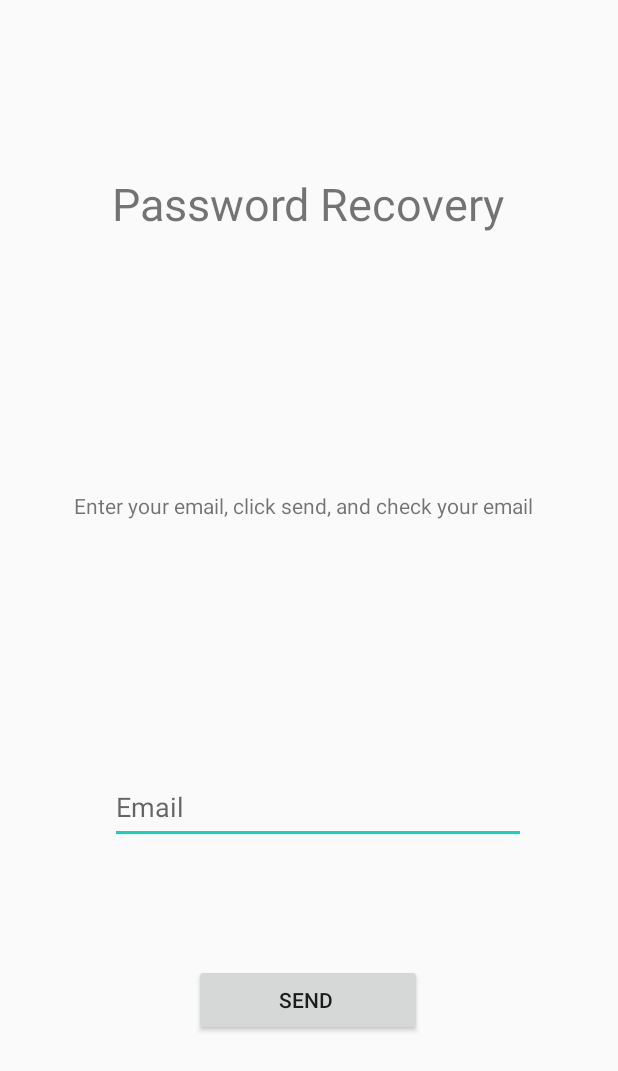
After one commit to YersiniaP/Pomodoro-Timer-ThirtyOne, an Android app: the PasswordRecovery screen opened directly, with no data from a screen before it, on a phone screen of 412 x 824 dp. The commit adds this screen. Shown: the top 1071 px of the screen. Run offline under Robolectric (Android 15) with nearby library versions, the phone set to English and light mode, and no system bars; our stand-ins replace Firebase (no records; nobody signed in at launch, a user with empty details on screens opened directly), Room's generated code.

Commit message:
user is able to type in a valid email and reset their password

```diff
--- a/app/build.gradle
+++ b/app/build.gradle
@@ -1,4 +1,5 @@
 apply plugin: 'com.android.application'
+apply plugin: 'com.google.gms.google-services'
 
 android {
     compileSdkVersion 28
@@ -26,6 +27,7 @@ dependencies {
     implementation fileTree(dir: "libs", include: ["*.jar"])
     implementation 'androidx.appcompat:appcompat:1.2.0'
     implementation 'androidx.constraintlayout:constraintlayout:1.1.3'
+    implementation 'com.google.firebase:firebase-auth:16.0.5'
     testImplementation 'junit:junit:4.13'
     androidTestImplementation 'androidx.test.ext:junit:1.1.1'
     androidTestImplementation 'androidx.test.espresso:espresso-core:3.2.0'
--- /dev/null
+++ b/app/src/main/java/com/example/pomodoro_app/PasswordRecovery.java
@@ -0,0 +1,72 @@
+package com.example.pomodoro_app;
+
+import androidx.annotation.NonNull;
+import androidx.appcompat.app.AppCompatActivity;
+
+import android.os.Bundle;
+import androidx.appcompat.app.AppCompatActivity;
+import androidx.room.Room;
+
+import android.os.Parcelable;
+import android.text.TextUtils;
+import android.widget.EditText;
+import android.widget.ImageView;
+import android.widget.Toast;
+import android.content.Intent;
+import android.widget.Button;
+import android.os.Bundle;
+import android.view.View;
+import com.google.android.gms.tasks.OnCompleteListener;
+import com.google.android.gms.tasks.Task;
+import com.google.firebase.FirebaseError;
+import com.google.firebase.auth.AuthResult;
+import com.google.firebase.auth.FirebaseAuth;
+
+public class PasswordRecovery extends AppCompatActivity {
+
+    EditText emailAddress;
+    Button btn_send;
+    FirebaseAuth auth;
+
+    @Override
+    protected void onCreate(Bundle savedInstanceState) {
+        super.onCreate(savedInstanceState);
+        setContentView(R.layout.activity_password_recovery);
+        auth = FirebaseAuth.getInstance();
+        emailAddress = (EditText) findViewById(R.id.user_email_password_recovery);
+
+
+        btn_send = (Button) findViewById(R.id.send);
+        btn_send.setOnClickListener(new View.OnClickListener() {
+            @Override
+            public void onClick(View view) {
+
+                String email = emailAddress.getText().toString().trim();
+
+                if (TextUtils.isEmpty(email)) {
+                    Toast.makeText(getApplicationContext(), "Enter your email!", Toast.LENGTH_SHORT).show();
+                    return;
+                }
+
+                auth.sendPasswordResetEmail(email)
+                        .addOnCompleteListener(new OnCompleteListener<Void>() {
+                            @Override
+                            public void onComplete(@NonNull Task<Void> task) {
+                                if (task.isSuccessful()) {
+                                    Toast.makeText(getApplicationContext(), "Sent!", Toast.LENGTH_LONG).show();
+                                    finish();
+
+                                } else {
+                                    Toast.makeText(getApplicationContext(), "No email registered", Toast.LENGTH_LONG).show();
+                                }
+                            }
+
+                        });
+
+            }//end onClick
+        });
+
+
+    }// end onCreate
+
+}// end class passwordRecovery
--- a/app/src/main/res/layout/activity_login.xml
+++ b/app/src/main/res/layout/activity_login.xml
@@ -65,7 +65,7 @@
         app:layout_constraintVertical_bias="0.219" />
 
     <TextView
-        android:id="@+id/textView2"
+        android:id="@+id/forgot_password"
         android:layout_width="143dp"
         android:layout_height="22dp"
         android:fontFamily="@font/autour_one"
--- /dev/null
+++ b/app/src/main/res/layout/activity_password_recovery.xml
@@ -0,0 +1,59 @@
+<?xml version="1.0" encoding="utf-8"?>
+<androidx.constraintlayout.widget.ConstraintLayout xmlns:android="http://schemas.android.com/apk/res/android"
+    xmlns:app="http://schemas.android.com/apk/res-auto"
+    xmlns:tools="http://schemas.android.com/tools"
+    android:layout_width="match_parent"
+    android:layout_height="match_parent"
+    tools:context=".PasswordRecovery">
+
+    <TextView
+        android:id="@+id/textView2"
+        android:layout_width="wrap_content"
+        android:layout_height="wrap_content"
+        android:text="Password Recovery"
+        android:textSize="30sp"
+        app:layout_constraintBottom_toBottomOf="parent"
+        app:layout_constraintEnd_toEndOf="parent"
+        app:layout_constraintHorizontal_bias="0.496"
+        app:layout_constraintStart_toStartOf="parent"
+        app:layout_constraintTop_toTopOf="parent"
+        app:layout_constraintVertical_bias="0.147" />
+
+    <EditText
+        android:id="@+id/user_email_password_recovery"
+        android:layout_width="277dp"
+        android:layout_height="49dp"
+        android:ems="10"
+        android:hint="Email"
+        android:inputType="textEmailAddress"
+        app:layout_constraintBottom_toBottomOf="parent"
+        app:layout_constraintEnd_toEndOf="parent"
+        app:layout_constraintHorizontal_bias="0.544"
+        app:layout_constraintStart_toStartOf="parent"
+        app:layout_constraintTop_toTopOf="parent"
+        app:layout_constraintVertical_bias="0.663" />
+
+    <Button
+        android:id="@+id/send"
+        android:layout_width="152dp"
+        android:layout_height="48dp"
+        android:text="Send "
+        app:layout_constraintBottom_toBottomOf="parent"
+        app:layout_constraintEnd_toEndOf="parent"
+        app:layout_constraintHorizontal_bias="0.498"
+        app:layout_constraintStart_toStartOf="parent"
+        app:layout_constraintTop_toTopOf="parent"
+        app:layout_constraintVertical_bias="0.828" />
+
+    <TextView
+        android:id="@+id/textView6"
+        android:layout_width="313dp"
+        android:layout_height="48dp"
+        android:text="Enter your email, click send, and check your email"
+        app:layout_constraintBottom_toBottomOf="parent"
+        app:layout_constraintEnd_toEndOf="parent"
+        app:layout_constraintStart_toStartOf="parent"
+        app:layout_constraintTop_toTopOf="parent"
+        app:layout_constraintVertical_bias="0.422" />
+
+</androidx.constraintlayout.widget.ConstraintLayout>
--- a/build.gradle
+++ b/build.gradle
@@ -6,6 +6,7 @@ buildscript {
     }
     dependencies {
         classpath "com.android.tools.build:gradle:4.0.1"
+        classpath 'com.google.gms:google-services:4.2.0'
 
         // NOTE: Do not place your application dependencies here; they belong
         // in the individual module build.gradle files
```
Also changed, not shown: app/src/main/AndroidManifest.xml (+8 -9 lines), app/src/main/java/com/example/pomodoro_app/LoginActivity.java (+41 -13 lines), app/src/main/res/values/strings.xml (+5 -5 lines), 2 other files.
